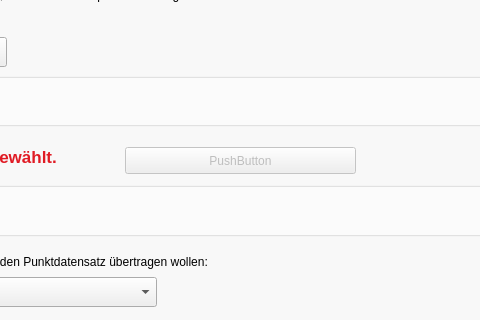
Qt form ofr_filter_dialog_base.ui (FARMWISSEN/OFE-Filter) before a commit; both pictures show x 367 to 847 and y 160 to 480 of the 1035 by 1053 pixel window.
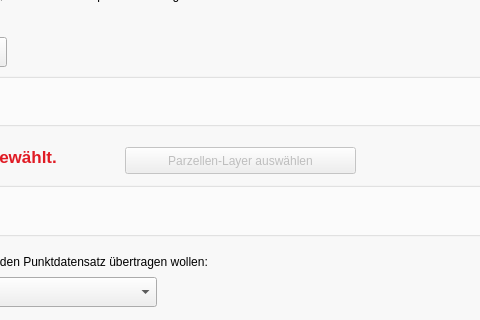
The same form after that commit. Custom widgets are drawn as their Qt base class.

Commit message: issue #2 erledigt, Button-Label angepasst

Patch:
```diff
--- a/ofr_filter_dialog_base.ui
+++ b/ofr_filter_dialog_base.ui
@@ -1353,7 +1353,7 @@
            </rect>
           </property>
           <property name="text">
-           <string>PushButton</string>
+           <string>Parzellen-Layer auswählen</string>
           </property>
          </widget>
         </widget>
```
The commit also changes 1 other file.
